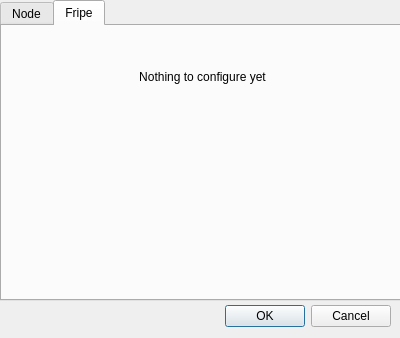
Ratchet/warren, file ui/SettingsDialog.ui: the form before one commit.
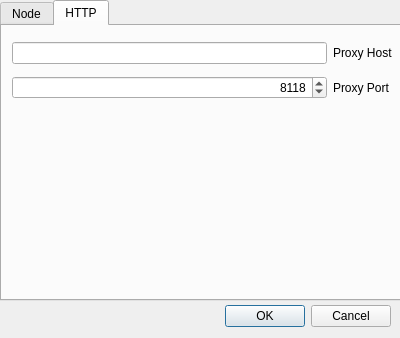
The form after the commit. The open tabs and pages were chosen to show the change.

Commit message: settings functionality for http proxy

Diff of the .ui file:
```diff
--- a/ui/SettingsDialog.ui
+++ b/ui/SettingsDialog.ui
@@ -134,23 +134,59 @@
    </widget>
    <widget class="QWidget" name="fripe_settings_tab">
     <attribute name="title">
-     <string>Fripe</string>
+     <string>HTTP</string>
     </attribute>
-    <widget class="QLabel" name="label">
+    <widget class="QWidget" name="gridLayoutWidget_2">
      <property name="geometry">
       <rect>
        <x>10</x>
-       <y>0</y>
+       <y>10</y>
        <width>381</width>
-       <height>101</height>
+       <height>71</height>
       </rect>
      </property>
-     <property name="text">
-      <string>Nothing to configure yet</string>
-     </property>
-     <property name="alignment">
-      <set>Qt::AlignCenter</set>
-     </property>
+     <layout class="QGridLayout" name="gridLayout_2">
+      <item row="0" column="1">
+       <widget class="QLineEdit" name="proxy_host_edit">
+        <property name="text">
+         <string/>
+        </property>
+        <property name="alignment">
+         <set>Qt::AlignRight|Qt::AlignTrailing|Qt::AlignVCenter</set>
+        </property>
+       </widget>
+      </item>
+      <item row="0" column="2">
+       <widget class="QLabel" name="proxy_host_label">
+        <property name="text">
+         <string>Proxy Host</string>
+        </property>
+       </widget>
+      </item>
+      <item row="1" column="2">
+       <widget class="QLabel" name="proxy_port_label">
+        <property name="text">
+         <string>Proxy Port</string>
+        </property>
+       </widget>
+      </item>
+      <item row="1" column="1">
+       <widget class="QSpinBox" name="proxy_port_edit">
+        <property name="alignment">
+         <set>Qt::AlignRight|Qt::AlignTrailing|Qt::AlignVCenter</set>
+        </property>
+        <property name="minimum">
+         <number>1025</number>
+        </property>
+        <property name="maximum">
+         <number>65535</number>
+        </property>
+        <property name="value">
+         <number>8118</number>
+        </property>
+       </widget>
+      </item>
+     </layout>
     </widget>
    </widget>
   </widget>
```
Left out of the diff: 2 changed lines with no effect on the pictures. The commit also changes 3 other files.
